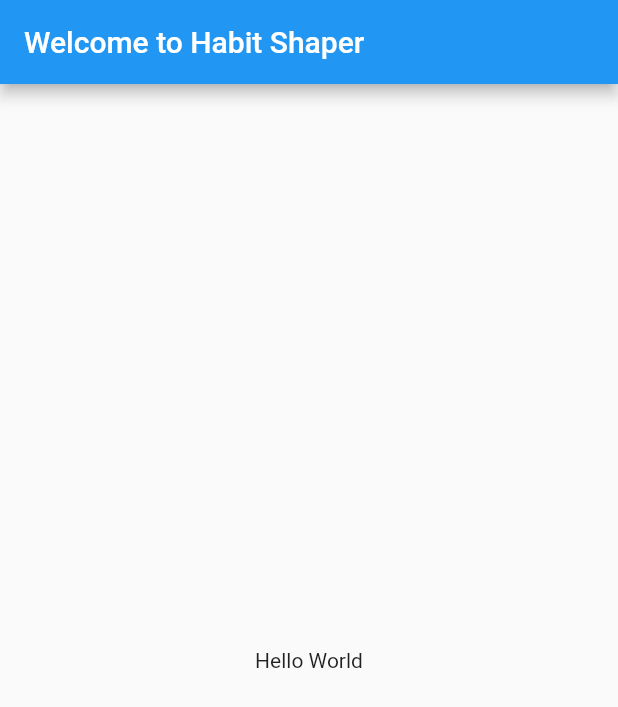
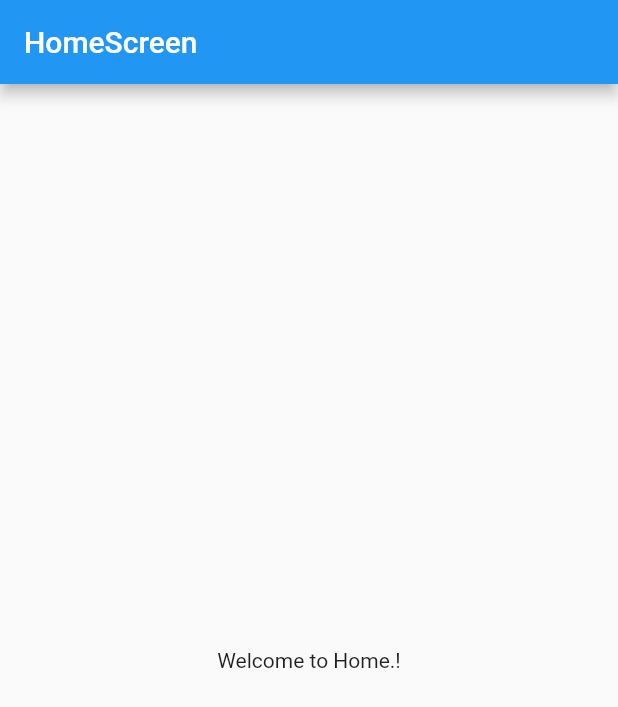
Before and after one commit to mraffiramdhani/habit-shaper, a Flutter app: the screen it shows after launch, on a phone screen of 412 x 824 dp. Shown: the top 707 px of the screen. Run offline on Flutter 3.47's test engine with Material 2 defaults, Android fonts, the phone set to English and light mode, and no system bars.

Commit message:
Add Splash Screen and Some Patch

```diff
--- /dev/null
+++ b/lib/homeScreen.dart
@@ -0,0 +1,20 @@
+import 'package:flutter/material.dart';
+
+class HomeScreen extends StatefulWidget {
+  @override
+  _HomeScreenState createState() => new _HomeScreenState();
+}
+
+class _HomeScreenState extends State<HomeScreen> {
+  @override
+  Widget build(BuildContext context) {
+    return new Scaffold(
+      appBar: new AppBar(
+        title: new Text('HomeScreen'),
+      ),
+      body: new Center(
+        child: new Text('Welcome to Home.!'),
+      ),
+    );
+  }
+}
--- a/lib/main.dart
+++ b/lib/main.dart
@@ -1,4 +1,7 @@
+import 'dart:async';
+
 import 'package:flutter/material.dart';
+import 'package:habit_shaper/homeScreen.dart';
 
 void main() => runApp(MyApp());
 
@@ -6,15 +9,42 @@ class MyApp extends StatelessWidget {
   @override
   Widget build(BuildContext context) {
     return MaterialApp(
-      title: 'Welcome to Habit Shaper',
-      home: Scaffold(
-        appBar: AppBar(
-          title: Text('Welcome to Habit Shaper'),
-        ),
-        body: Center(
-          child: Text('Hello World'),
-        ),
-      ),
+      title: 'Habit Shaper',
+      home: new SplashScreen(),
+      routes: <String, WidgetBuilder>{
+        '/HomeScreen': (BuildContext context) => new HomeScreen()
+      },
     );
   }
 }
+
+class SplashScreen extends StatefulWidget {
+  @override
+  _SplashScreenState createState() => new _SplashScreenState();
+}
+
+class _SplashScreenState extends State<SplashScreen> {
+  startTime() async {
+    var _duration = new Duration(seconds: 2);
+    return new Timer(_duration, navigationPage);
+  }
+
+  void navigationPage() {
+    Navigator.of(context).pushReplacementNamed('/HomeScreen');
+  }
+
+  @override
+  void initState() {
+    super.initState();
+    startTime();
+  }
+
+  @override
+  Widget build(BuildContext context) {
+  return new Scaffold(
+    body: new Center(
+      child: new Image.asset('assets/images/placeholder.png', width: 200.0,),
+    ),
+  );
+  }
+}
--- a/pubspec.yaml
+++ b/pubspec.yaml
@@ -41,8 +41,8 @@ flutter:
   uses-material-design: true
 
   # To add assets to your application, add an assets section, like this:
-  # assets:
-  #  - images/a_dot_burr.jpeg
+  assets:
+   - assets/images/placeholder.png
   #  - images/a_dot_ham.jpeg
 
   # An image asset can refer to one or more resolution-specific "variants", see
```
Also changed, not shown: assets/images/placeholder.png (added), pubspec.lock.
